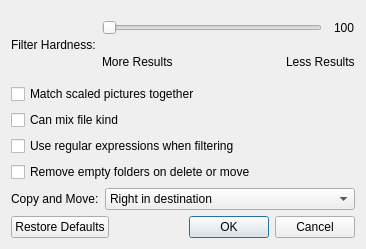
Qt form qt/pe/preferences_dialog.ui (arsenetar/dupeguru) before a commit.
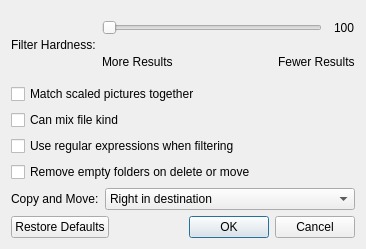
The same form after that commit.

Commit message: Corrected grammatical mistake in preferences panels.

Diff of the .ui file:
```diff
--- a/qt/pe/preferences_dialog.ui
+++ b/qt/pe/preferences_dialog.ui
@@ -112,7 +112,7 @@
            <item>
             <widget class="QLabel" name="label_3">
              <property name="text">
-              <string>Less Results</string>
+              <string>Fewer Results</string>
              </property>
             </widget>
            </item>
```
The commit also changes 5 other files.
